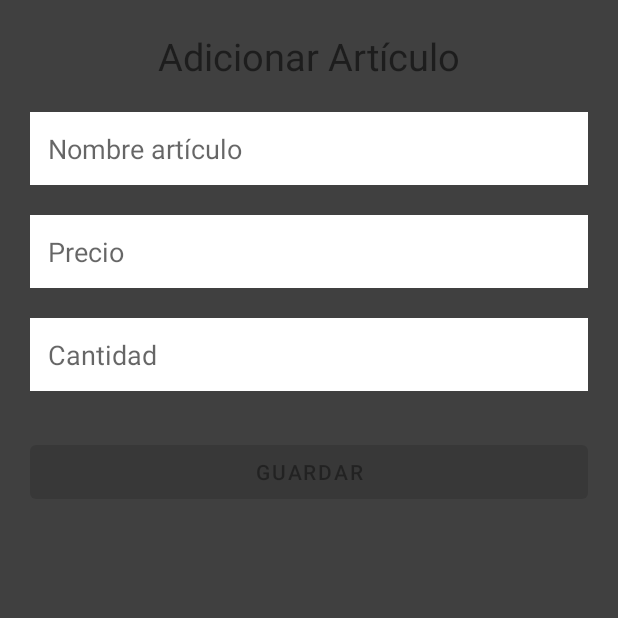
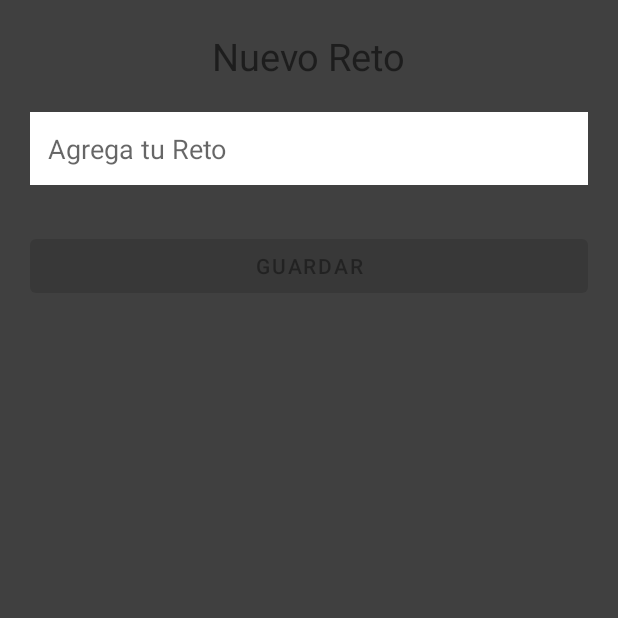
Before and after one commit to anvorja/equipoOcho_PB, an Android app: the fragment AgregarRetoFragment shown on its own in the app's theme, on a phone screen of 412 x 824 dp, the top half of it. Run offline under Robolectric (Android 15) with nearby library versions, the phone set to English and light mode, and no system bars; our stand-ins replace data binding.

Commit message:
Pestaña Añadir Retos
Persiste problema en navegación
Error: No se puede instanciar la clase del ViewModel, haciendo incapaz de si quiera crear la base de datos

```diff
--- a/app/build.gradle.kts
+++ b/app/build.gradle.kts
@@ -68,6 +68,9 @@ dependencies {
     // Room
     implementation ("androidx.room:room-runtime:2.6.0")
     implementation ("androidx.room:room-ktx:2.6.0")
+
+
+
     implementation ("com.getbase:floatingactionbutton:1.10.1")
 
     implementation ("androidx.lifecycle:lifecycle-livedata-ktx:2.6.2")
--- a/app/src/main/java/com/example/equipo8/view/fragment/AgregarRetoFragment.kt
+++ b/app/src/main/java/com/example/equipo8/view/fragment/AgregarRetoFragment.kt
@@ -1,18 +1,28 @@
 package com.example.equipo8.view.fragment
 
+import android.app.AlertDialog
 import android.os.Bundle
+import android.util.Log
 import androidx.fragment.app.Fragment
 import android.view.LayoutInflater
 import android.view.View
 import android.view.ViewGroup
+import android.widget.Toast
+import androidx.core.widget.addTextChangedListener
+import androidx.fragment.app.viewModels
+import androidx.navigation.fragment.findNavController
+import com.example.equipo8.R
 import com.example.equipo8.databinding.FragmentAgregarRetoBinding
+import com.example.equipo8.model.Reto
+import com.example.equipo8.viewmodel.RetosViewModel
 
 // the fragment initialization parameters, e.g. ARG_ITEM_NUMBER
 private const val ARG_PARAM1 = "param1"
 private const val ARG_PARAM2 = "param2"
 
-class AgregarRetoFragment : Fragment() {
+class AgregarRetoFragment : Fragment(R.layout.fragment_agregar_reto) {
     private lateinit var binding: FragmentAgregarRetoBinding
+    private val retoViewModel: RetosViewModel by viewModels()
 
     override fun onCreateView(
         inflater: LayoutInflater, container: ViewGroup?,
@@ -24,8 +34,31 @@ class AgregarRetoFragment : Fragment() {
 
     override fun onViewCreated(view: View, savedInstanceState: Bundle?) {
         super.onViewCreated(view, savedInstanceState)
-
+        controladores()
     }
 
+    private fun controladores() {
+        validarDatos()
+        binding.btnSaveChallenge.setOnClickListener {
+            saveChallenge()
+        }
+    }
+
+    private fun saveChallenge() {
+        val name = binding.etName.text.toString()
+        val reto = Reto(descripcion = name)
+        Log.d("test", reto.toString())
+        retoViewModel.saveChallenge(reto)
+        Toast.makeText(context,"Artículo guardado !!", Toast.LENGTH_SHORT).show()
+        findNavController().popBackStack()
+    }
+
+    private fun validarDatos() {
+        val reto = binding.etName
+        reto.addTextChangedListener {
+            val validate = reto.text.isNotEmpty()
+            binding.btnSaveChallenge.isEnabled = validate
+        }
+    }
 
 }
--- a/app/src/main/res/layout/fragment_agregar_reto.xml
+++ b/app/src/main/res/layout/fragment_agregar_reto.xml
@@ -14,7 +14,7 @@
             android:id="@+id/tvNameAdd"
             android:layout_width="wrap_content"
             android:layout_height="wrap_content"
-            android:text="Adicionar Artículo"
+            android:text="Nuevo Reto"
             android:textSize="25sp"
             app:layout_constraintTop_toTopOf="parent"
             app:layout_constraintStart_toStartOf="parent"
@@ -26,7 +26,7 @@
             android:layout_height="wrap_content"
             android:layout_marginTop="20dp"
             android:layout_gravity="center"
-            android:hint="Nombre artículo"
+            android:hint="Agrega tu Reto"
             android:background="@color/white"
             android:padding="12dp"
             android:inputType="text"
@@ -35,42 +35,15 @@
             app:layout_constraintStart_toStartOf="parent"
             app:layout_constraintEnd_toEndOf="parent"/>
 
-        <EditText
-            android:id="@+id/etPrice"
-            android:layout_width="match_parent"
-            android:layout_height="wrap_content"
-            android:layout_marginTop="20dp"
-            android:layout_gravity="center"
-            android:hint="Precio"
-            android:background="@color/white"
-            android:padding="12dp"
-            android:inputType="number"
-            app:layout_constraintTop_toBottomOf="@id/etName"
-            app:layout_constraintStart_toStartOf="parent"
-            app:layout_constraintEnd_toEndOf="parent"/>
-
-        <EditText
-            android:id="@+id/etQuantity"
-            android:layout_width="match_parent"
-            android:layout_height="wrap_content"
-            android:layout_marginTop="20dp"
-            android:layout_gravity="center"
-            android:hint="Cantidad"
-            android:background="@color/white"
-            android:padding="12dp"
-            android:inputType="number"
-            app:layout_constraintTop_toBottomOf="@id/etPrice"
-            app:layout_constraintStart_toStartOf="parent"
-            app:layout_constraintEnd_toEndOf="parent"/>
 
         <Button
-            android:id="@+id/btnSaveInventory"
+            android:id="@+id/btnSaveChallenge"
             android:layout_width="match_parent"
             android:layout_height="wrap_content"
             android:layout_marginTop="30dp"
             android:text="Guardar"
             android:enabled="false"
-            app:layout_constraintTop_toBottomOf="@+id/etQuantity"
+            app:layout_constraintTop_toBottomOf="@+id/etName"
             app:layout_constraintStart_toStartOf="parent"
             app:layout_constraintEnd_toEndOf="parent"/>
 
--- a/app/src/main/res/layout/fragment_inicio.xml
+++ b/app/src/main/res/layout/fragment_inicio.xml
@@ -10,7 +10,9 @@
         android:layout_width="match_parent"
         android:layout_height="match_parent"
         android:scaleType="centerCrop"
-        android:src="@drawable/fondomadera" />
+        android:src="@drawable/fondomadera"
+        tools:layout_editor_absoluteX="34dp"
+        tools:layout_editor_absoluteY="0dp" />
 
     <androidx.cardview.widget.CardView
         android:layout_width="280dp"
--- a/app/src/main/res/layout/fragment_ventana_splash.xml
+++ b/app/src/main/res/layout/fragment_ventana_splash.xml
@@ -4,6 +4,4 @@
     android:layout_width="match_parent"
     android:layout_height="match_parent"
     tools:context=".view.fragment.ventanaSplash">
-
-
 </FrameLayout>
```
Also changed, not shown: app/src/main/java/com/example/equipo8/data/RetosDao.kt (+6 -1 lines), app/src/main/java/com/example/equipo8/repository/RetosRepository.kt (+10 -3 lines), app/src/main/java/com/example/equipo8/view/fragment/HomeRetoFragment.kt (+7 -6 lines), app/src/main/java/com/example/equipo8/view/fragment/inicio.kt (+6 -3 lines), app/src/main/java/com/example/equipo8/viewmodel/RetosViewModel.kt (+14 -5 lines), app/src/main/res/navigation/nav_graph.xml (+10 -3 lines).
